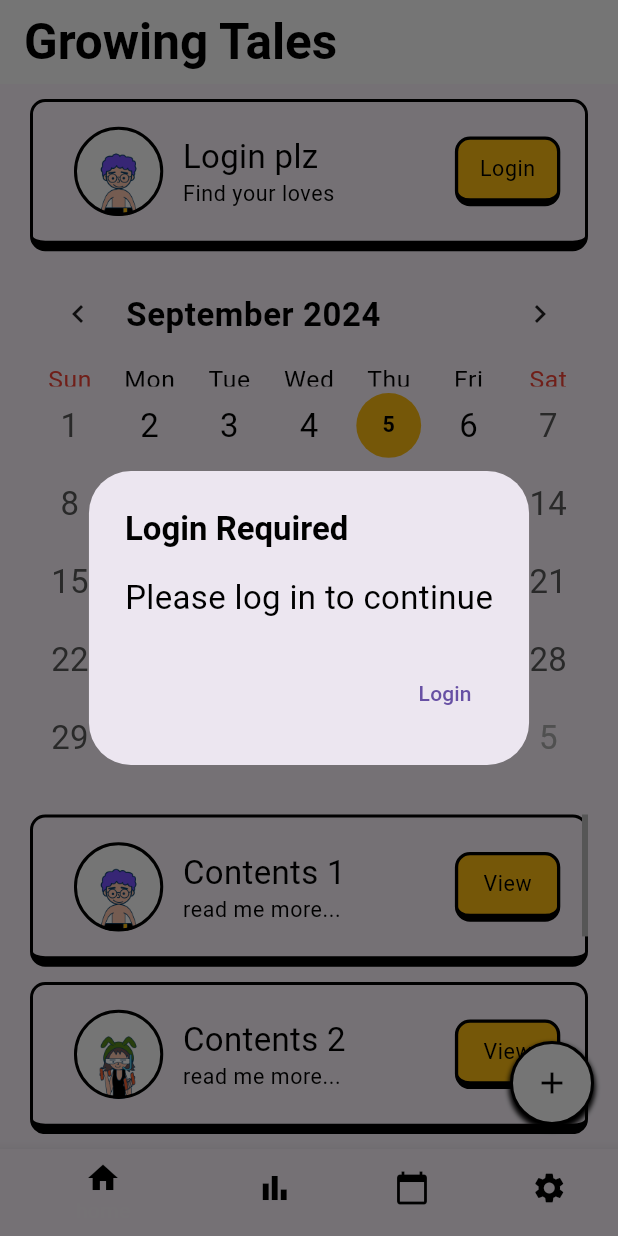
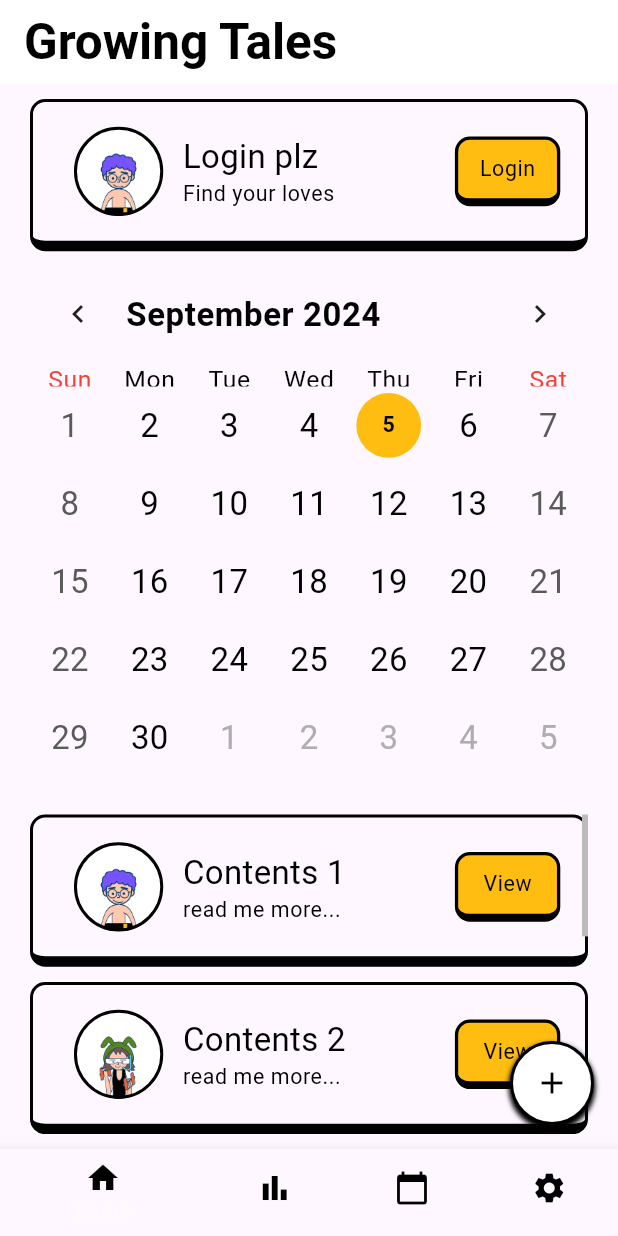
Before and after one commit to donghyukkil/Flutter_Growing_Tales, a Flutter app: the screen it shows after launch, after a tap on "Login", on a phone screen of 412 x 824 dp. Run offline on Flutter 3.47's test engine with Material 3 defaults, Android fonts, the phone set to English and light mode, and no system bars; drawn by our look-alikes of table_calendar; our stand-ins replace cloud_firestore, firebase_auth, firebase_core, flutter_screenutil, freezed_annotation, google_fonts and 1 more; accounts and stored records are empty; generated files the repository leaves out were written again; statements that could not run were skipped.

Commit message:
chore: AppColors 상수 처리

```diff
--- /dev/null
+++ b/lib/core/constants/app_colors.dart
@@ -0,0 +1,6 @@
+import 'package:flutter/material.dart';
+
+class AppColors {
+  static const Color dialogBackgroundColor = Color(0xFFFFF4CC);
+  static const Color followButtonColor = Color(0xFFFFBD11);
+}
--- a/lib/core/widgets/user_info_tile.dart
+++ b/lib/core/widgets/user_info_tile.dart
@@ -3,6 +3,7 @@ import 'package:flutter_screenutil/flutter_screenutil.dart';
 
 import '../widgets/custom_circle_avatar.dart';
 import '../widgets/custom_follow_button.dart';
+import '../constants/app_colors.dart';
 
 class UserInfoTile extends StatelessWidget {
   final String imageUrl;
@@ -97,9 +98,7 @@ class UserInfoTile extends StatelessWidget {
                 onPressed: onButtonPressed,
                 width: 40.w,
                 height: 30.h,
-                backgroundColor: Color(
-                  0xFFFFBD11,
-                ),
+                backgroundColor: AppColors.followButtonColor,
                 textColor: Colors.black,
                 borderColor: Colors.black,
                 borderRadius: 10.r,
--- a/lib/ui/views/statistics_screen.dart
+++ b/lib/ui/views/statistics_screen.dart
@@ -5,6 +5,9 @@ import 'package:provider/provider.dart';
 
 import '../../core/widgets/user_info_tile.dart';
 import '../../core/theme/custom_theme_extension.dart';
+import '../../core/utils/dialog_utils.dart';
+import '../../core/constants/app_colors.dart';
+
 import '../../data/dummy_data.dart';
 import '../../ui/view_models/users_view_model.dart';
 
@@ -56,17 +59,12 @@ class StatisticsScreen extends StatelessWidget {
               ),
             ),
             calendarStyle: CalendarStyle(
-              // withinRangeTextStyle: Theme.of(context).textTheme.bodySmall!,
-              // rangeEndTextStyle: Theme.of(context).textTheme.bodySmall!,
-              // defaultTextStyle: Theme.of(context).textTheme.bodySmall!,
               todayTextStyle: Theme.of(context).textTheme.bodySmall!.copyWith(
                     color: Colors.black,
                     fontWeight: FontWeight.bold,
                   ),
               todayDecoration: BoxDecoration(
-                color: Color(
-                  0xFFFFBD11,
-                ),
+                color: AppColors.followButtonColor,
                 shape: BoxShape.circle,
               ),
               selectedTextStyle:
@@ -130,34 +128,3 @@ class StatisticsScreen extends StatelessWidget {
     );
   }
 }
-
-void _showLoginDialog(BuildContext context) {
-  showDialog(
-      context: context,
-      builder: (BuildContext context) {
-        return AlertDialog(
-          title: Text('Login Required'),
-          content: Text('Please log in to continue'),
-          actions: <Widget>[
-            TextButton(
-              onPressed: () async {
-                final userViewModel = context.read<UsersViewModel>();
-                await userViewModel.loginWithGoogle();
-
-                if (userViewModel.currentUser != null) {
-                  ScaffoldMessenger.of(context).showSnackBar(
-                    SnackBar(content: Text('Logged in successfully')),
-                  );
-                } else {
-                  ScaffoldMessenger.of(context)
-                      .showSnackBar(SnackBar(content: Text('Login failed')));
-                }
-              },
-              child: Text(
-                'Login',
-              ),
-            )
-          ],
-        );
-      });
-}
```
